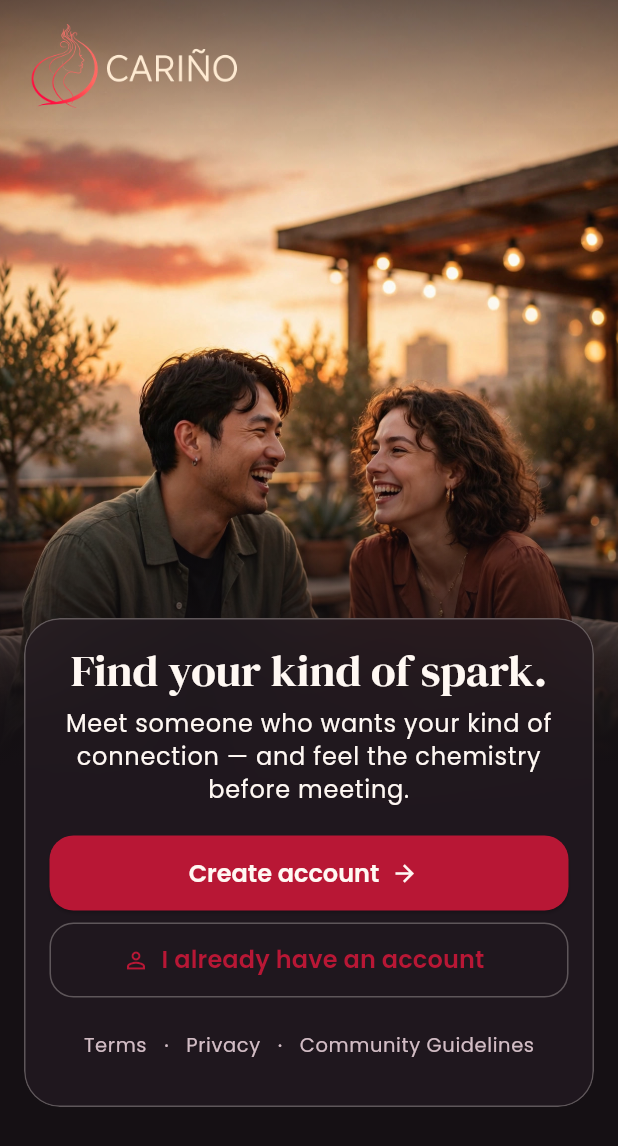
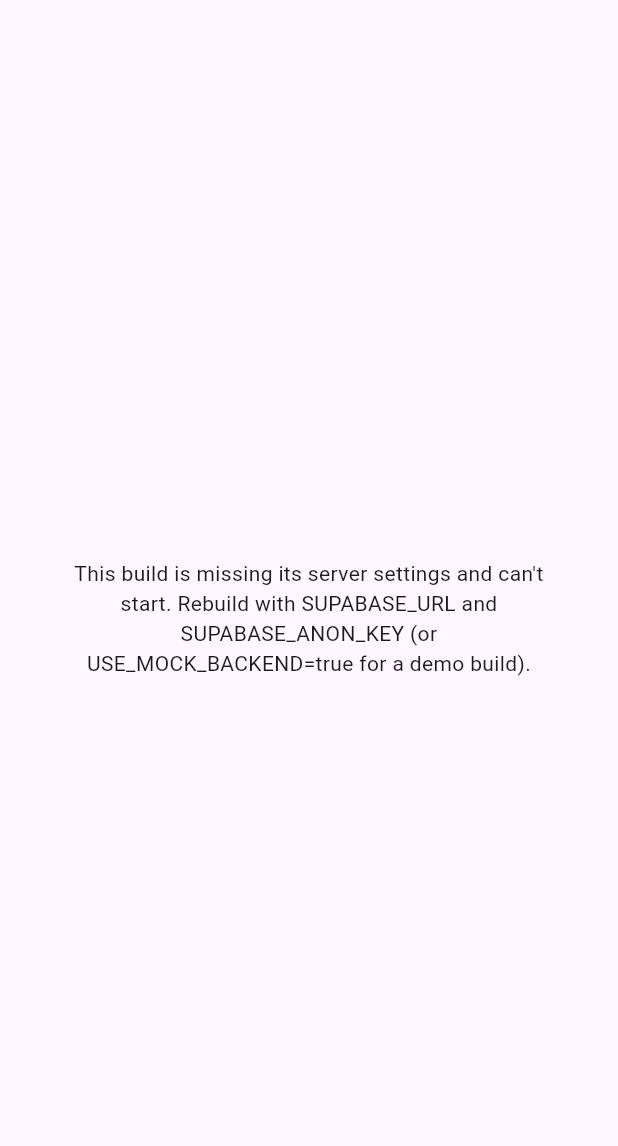
Before and after one commit to IamTharunsai/carino, a Flutter app: the screen it shows after launch, on a phone screen of 412 x 824 dp. Shown: the top 1146 px of the screen. Run offline on Flutter 3.47's test engine with Material 3 defaults, Android fonts, the phone set to English and light mode, and no system bars; our stand-ins replace local_auth, shared_preferences, supabase_flutter; accounts and stored records are empty.

Commit message:
Release readiness: refuse sample-data release builds, real release signing via key.properties
- Env.releaseMisconfigured + main() guard: a release build without Supabase
  settings shows a config error instead of shipping sample people
  (demo builds opt in with USE_MOCK_BACKEND=true); test added
- Android release signing from android/key.properties (gitignored);
  debug key only when absent; keystores/.env gitignored
- Release APK builds; 89 tests passing

Co-Authored-By: Claude Opus 5.5 <noreply@anthropic.com>

```diff
--- a/lib/main.dart
+++ b/lib/main.dart
@@ -1,5 +1,7 @@
 import 'package:flutter/material.dart';
+import 'package:flutter/foundation.dart';
 import 'config/app_config.dart';
+import 'config/env.dart';
 import 'screens/root_flow.dart';
 import 'services/services.dart';
 import 'theme/app_theme.dart';
@@ -7,6 +9,14 @@ import 'widgets/app_lock_gate.dart';
 
 Future<void> main() async {
   WidgetsFlutterBinding.ensureInitialized();
+  if (Env.releaseMisconfigured(
+    isRelease: kReleaseMode,
+    configured: Env.isConfigured,
+    demoOverride: Env.isDemoOverride,
+  )) {
+    runApp(const _MisconfiguredApp());
+    return;
+  }
   await Services.backend.initialize();
   // Server-driven UI config — falls back to compiled defaults offline/mock;
   // can never hide safety surfaces (see RemoteConfigService hard limits).
@@ -49,3 +59,27 @@ class CarinoApp extends StatelessWidget {
     );
   }
 }
+
+/// Shown instead of the app when a release build was made without the
+/// backend settings (see DEPLOYMENT.md -> Release builds).
+class _MisconfiguredApp extends StatelessWidget {
+  const _MisconfiguredApp();
+
+  @override
+  Widget build(BuildContext context) => const MaterialApp(
+        debugShowCheckedModeBanner: false,
+        home: Scaffold(
+          body: Padding(
+            padding: EdgeInsets.all(32),
+            child: Center(
+              child: Text(
+                "This build is missing its server settings and can't start. "
+                'Rebuild with SUPABASE_URL and SUPABASE_ANON_KEY '
+                '(or USE_MOCK_BACKEND=true for a demo build).',
+                textAlign: TextAlign.center,
+              ),
+            ),
+          ),
+        ),
+      );
+}
```
Also changed, not shown: lib/config/env.dart (+13 -0 lines), 3 other files.
